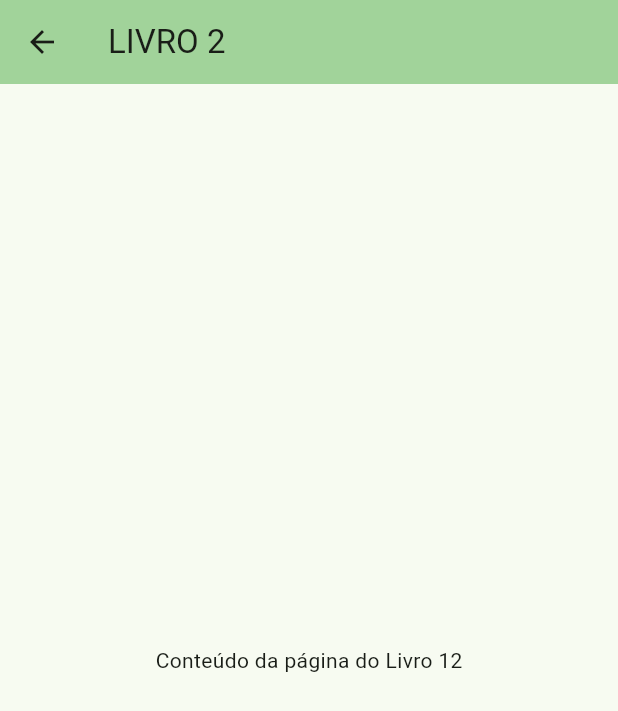
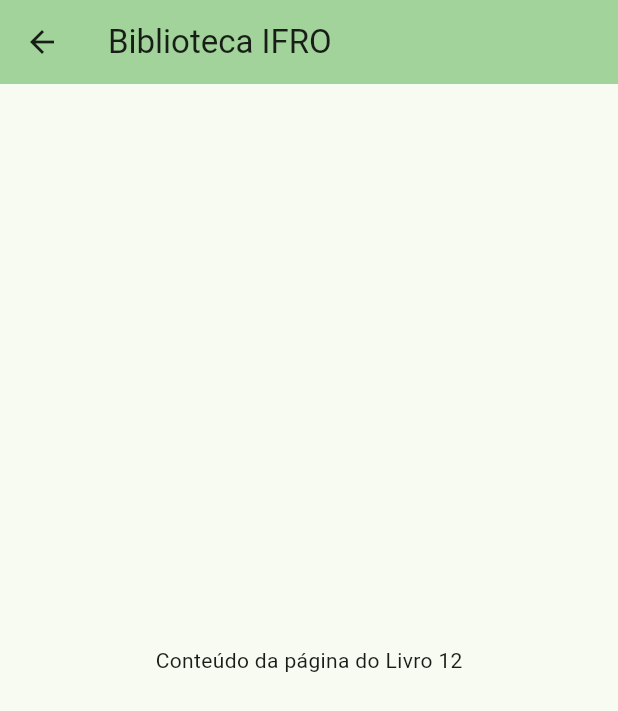
Before and after one commit to SrMafra/FaculdadeFlutter, a Flutter app: the screen it shows after launch, after a tap on "Nome do Livro 2", on a phone screen of 412 x 824 dp. Shown: the top 711 px of the screen. Run offline on Flutter 3.47's test engine with Material 3 defaults, Android fonts, the phone set to English and light mode, and no system bars.

Commit message:
ATUALIZACAO ATIVIDADE 2
ATUALIZAÇÃO TELA DETALHES

```diff
--- a/cursoflutter/aula02/lib/views/home.dart
+++ b/cursoflutter/aula02/lib/views/home.dart
@@ -33,13 +33,13 @@ class _MyHomePageState extends State<MyHomePage> {
                   context,
                   MaterialPageRoute(
                       builder: (context) => const Livro1Page(
-                            title: 'LIVRO 1',
+                            title: 'Biblioteca IFRO',
                           )),
                 );
               },
               child: Container(
                 padding: const EdgeInsets.all(8),
-                height: 400, // Altura fixa para o Container
+                height: 600, // Altura fixa para o Container
                 child: Column(
                   mainAxisAlignment: MainAxisAlignment.center,
                   children: [
@@ -54,7 +54,7 @@ class _MyHomePageState extends State<MyHomePage> {
                       height: 10,
                     ), // Espaçamento entre a imagem e o texto
                     const Text(
-                      "Nome do Livro 1",
+                      "Manual DevOps",
                       textAlign: TextAlign.center,
                       style: TextStyle(
                         fontSize: 16,
@@ -71,7 +71,7 @@ class _MyHomePageState extends State<MyHomePage> {
                 Navigator.push(
                   context,
                   MaterialPageRoute(
-                      builder: (context) => const Livro2Page(title: 'LIVRO 2')),
+                      builder: (context) => const Livro2Page(title: 'Biblioteca IFRO')),
                 );
               },
               child: Container(
--- a/cursoflutter/aula02/pubspec.yaml
+++ b/cursoflutter/aula02/pubspec.yaml
@@ -61,6 +61,7 @@ flutter:
   # To add assets to your application, add an assets section, like this:
   assets:
     - assets/livro1.jpg
+    - assets/genekim.jpg
 
   # An image asset can refer to one or more resolution-specific "variants", see
   # https://flutter.dev/assets-and-images/#resolution-aware
```
Also changed, not shown: cursoflutter/aula02/lib/views/livro1.dart (+48 -24 lines), cursoflutter/aula02/assets/genekim.jpg (added).
